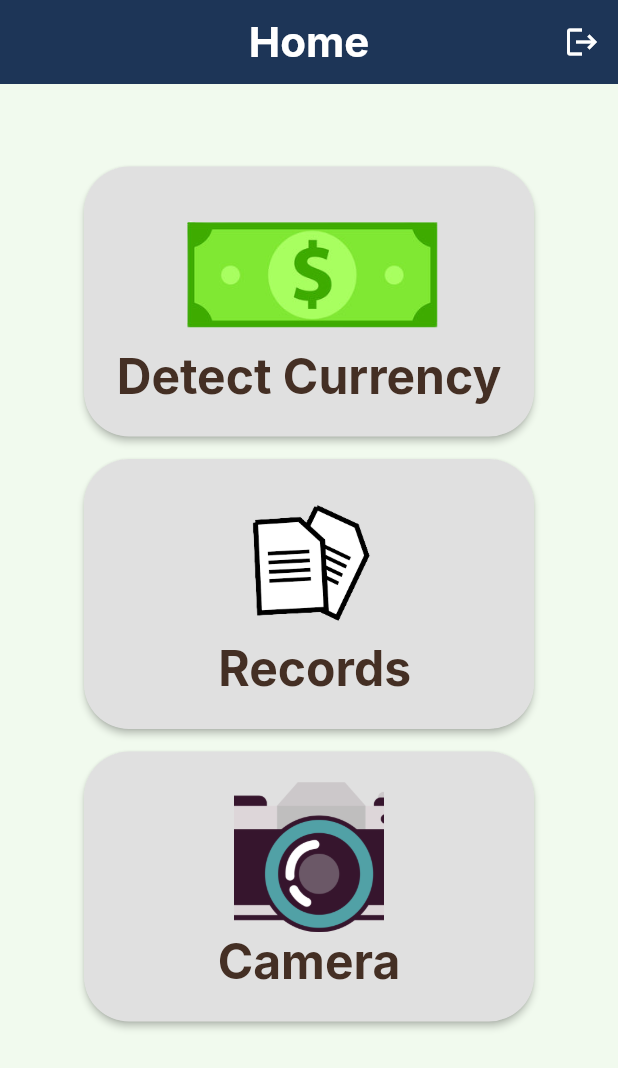
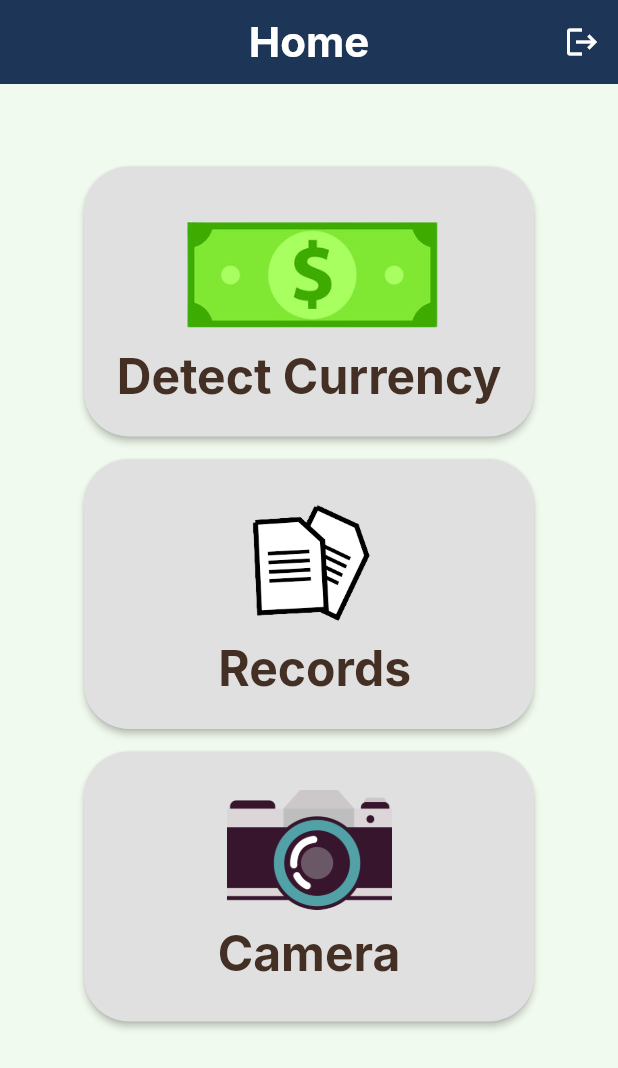
Before and after one commit to pushpe1174/SDGP, a Flutter app: the screen it shows after launch, on a phone screen of 412 x 824 dp. Shown: the top 1068 px of the screen. Run offline on Flutter 3.47's test engine with Material 2 defaults, Android fonts, the phone set to English and light mode, and no system bars; our stand-ins replace animated_text_kit, cloud_firestore, firebase_auth, firebase_core, flutter_secure_storage, flutter_spinkit and 8 more; accounts and stored records are empty.

Commit message:
Camera icon update

```diff
--- a/currency_mate_app/lib/Screens/home_screen.dart
+++ b/currency_mate_app/lib/Screens/home_screen.dart
@@ -142,10 +142,12 @@ class HomeScreenState extends State<HomeScreen>{
                     children: [
                       Image.asset(
                         'assets/camera_icon.png',
-                        height: 100,
-                        width: 100,
+                        height: 80,
+                        width: 110,
+                        scale: 0.2,
                         fit: BoxFit.cover,
                       ),
+                      const Gap(10),
                       Text(
                         "Camera",
                         style: Style.headingStyle2,
```
